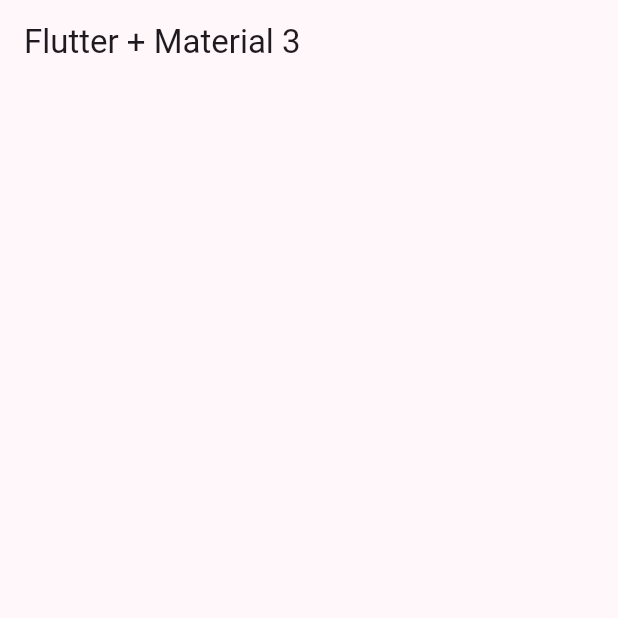
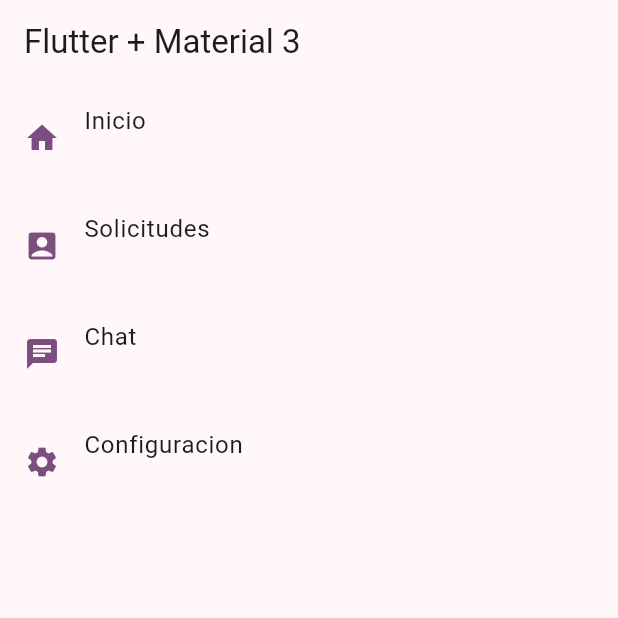
Before and after one commit to cjaramillor/RentalMaq, a Flutter app: the screen it shows after launch, on a phone screen of 412 x 824 dp, the top half of it. Run offline on Flutter 3.47's test engine with Material 2 defaults, Android fonts, the phone set to English and light mode, and no system bars.

Commit message:
menu homescreen implementado

```diff
--- a/rental_maq/lib/config/menu/menu_item.dart
+++ b/rental_maq/lib/config/menu/menu_item.dart
@@ -1,8 +1,10 @@
+import 'package:flutter/material.dart';
+
 class MenuItem {
   final String title;
   final String subtitle;
   final String link;
-  final String icon;
+  final IconData icon;
 
   const MenuItem(
       {required this.title,
@@ -12,8 +14,10 @@
 }
 
 const appMenuItem = <MenuItem>[
-  MenuItem(title: 'Inicio', subtitle: '', link: '', icon: ''),
-  MenuItem(title: 'Solicitudes', subtitle: '', link: '', icon: ''),
-  MenuItem(title: 'Chat', subtitle: '', link: '', icon: ''),
-  MenuItem(title: 'Configuracion', subtitle: '', link: '', icon: ''),
+  MenuItem(title: 'Inicio', subtitle: '', link: '', icon: Icons.home),
+  MenuItem(
+      title: 'Solicitudes', subtitle: '', link: '', icon: Icons.account_box),
+  MenuItem(title: 'Chat', subtitle: '', link: '', icon: Icons.chat),
+  MenuItem(
+      title: 'Configuracion', subtitle: '', link: '', icon: Icons.settings),
 ];
--- a/rental_maq/lib/main.dart
+++ b/rental_maq/lib/main.dart
@@ -1,4 +1,5 @@
 import 'package:flutter/material.dart';
+import 'package:rental_maq/config/menu/menu_item.dart';
 import 'package:rental_maq/presentation/screen/home/home_screen.dart';
 
 import 'config/theme/app_theme.dart';
--- a/rental_maq/lib/presentation/screen/home/home_screen.dart
+++ b/rental_maq/lib/presentation/screen/home/home_screen.dart
@@ -1,4 +1,5 @@
 import 'package:flutter/material.dart';
+import 'package:rental_maq/config/menu/menu_item.dart';
 
 class HomeScreen extends StatelessWidget {
   const HomeScreen({super.key});
@@ -9,6 +10,44 @@
       appBar: AppBar(
         title: const Text('Flutter + Material 3'),
       ),
+      body: _HomeView(),
     );
   }
 }
+
+class _HomeView extends StatelessWidget {
+  const _HomeView({
+    super.key,
+  });
+
+  @override
+  Widget build(BuildContext context) {
+    return ListView.builder(
+      itemCount: appMenuItem.length,
+      itemBuilder: (context, index) {
+        final item = appMenuItem[index];
+
+        return _CustomListTile(item: item);
+      },
+    );
+  }
+}
+
+class _CustomListTile extends StatelessWidget {
+  const _CustomListTile({
+    super.key,
+    required this.item,
+  });
+
+  final MenuItem item;
+
+  @override
+  Widget build(BuildContext context) {
+    final colors = Theme.of(context).colorScheme;
+    return ListTile(
+      leading: Icon(item.icon, color: colors.primary),
+      title: Text(item.title),
+      subtitle: Text(item.subtitle),
+    );
+  }
+}
```
